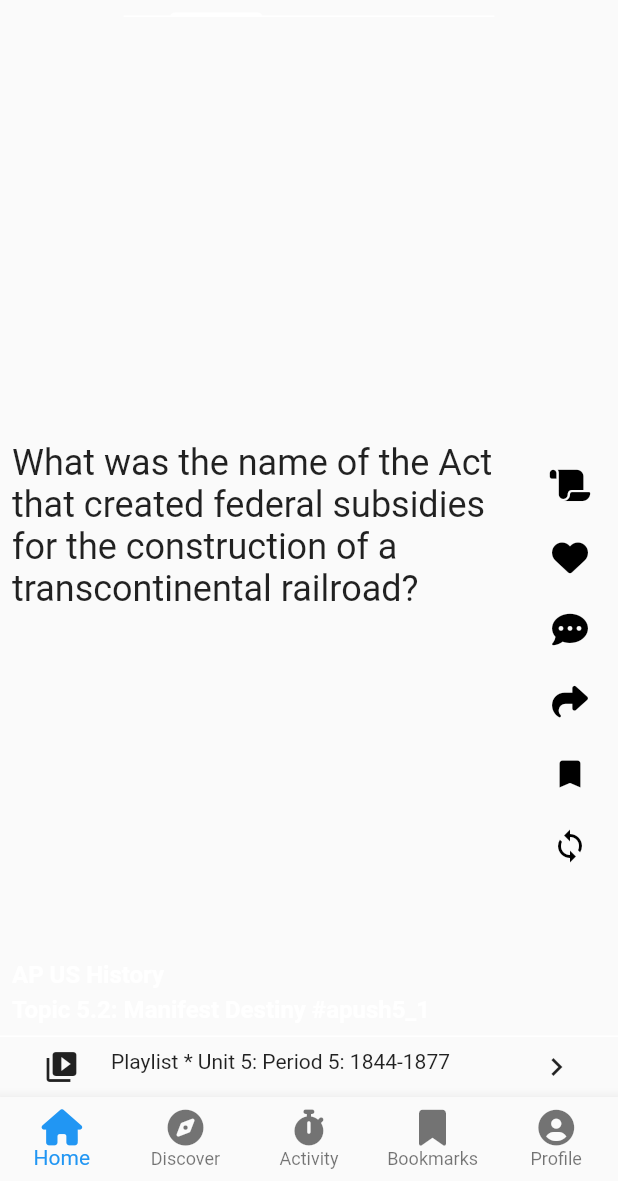
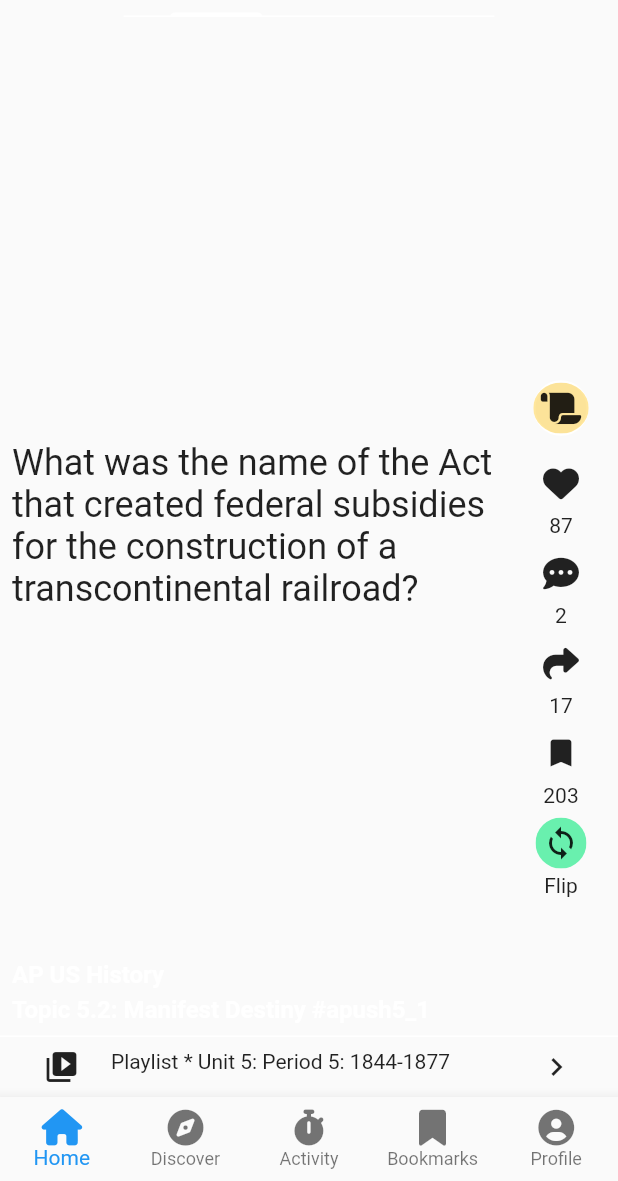
Before and after one commit to masumba/cross_over_test_quizlr, a Flutter app: the screen it shows after launch, on a phone screen of 412 x 824 dp, the part 55-1236 px from its top. Run offline on Flutter 3.47's test engine with Material 2 defaults, Android fonts, the phone set to English and light mode, and no system bars; our stand-ins replace another_flushbar, auto_size_text, flutter_feather_icons, font_awesome_flutter, get_it, internet_connection_checker and 3 more.

Commit message:
[update] adds home screen side buttons.

```diff
--- a/lib/views/home/tabs/home/tabs/following_tab.dart
+++ b/lib/views/home/tabs/home/tabs/following_tab.dart
@@ -1,3 +1,4 @@
+import 'package:cross_over_test_quizlr/widgets/icon_text_button.dart';
 import 'package:flutter/material.dart';
 import 'package:font_awesome_flutter/font_awesome_flutter.dart';
 
@@ -25,33 +26,51 @@ class _FollowingTabState extends State<FollowingTab> {
         ),
         Positioned(
           right: 8,
-          top: MediaQuery.of(context).size.height * 0.35,
+          top: MediaQuery.of(context).size.height * 0.28,
           child: Column(
             crossAxisAlignment: CrossAxisAlignment.start,
             children: [
-              IconButton(
+              IconTextButton(
                 icon: const FaIcon(FontAwesomeIcons.scroll),
+                color: Colors.amber.withOpacity(0.4),
+                borderColor: Colors.white,
                 onPressed: () {},
               ),
-              IconButton(
+              IconTextButton(
                 icon: const FaIcon(FontAwesomeIcons.solidHeart),
-                onPressed: () {},
+                label: const Text('87'),
+                onPressed: () {
+                  // Handle trailing button press
+                },
               ),
-              IconButton(
+              IconTextButton(
                 icon: const FaIcon(FontAwesomeIcons.solidCommentDots),
-                onPressed: () {},
+                label: const Text('2'),
+                onPressed: () {
+                  // Handle trailing button press
+                },
               ),
-              IconButton(
+              IconTextButton(
                 icon: const FaIcon(FontAwesomeIcons.share),
-                onPressed: () {},
+                label: const Text('17'),
+                onPressed: () {
+                  // Handle trailing button press
+                },
               ),
-              IconButton(
+              IconTextButton(
                 icon: const Icon(Icons.bookmark),
-                onPressed: () {},
+                label: const Text('203'),
+                onPressed: () {
+                  // Handle trailing button press
+                },
               ),
-              IconButton(
+              IconTextButton(
                 icon: const Icon(Icons.sync),
-                onPressed: () {},
+                color: Colors.greenAccent,
+                label: const Text('Flip'),
+                onPressed: () {
+                  // Handle trailing button press
+                },
               ),
             ],
           ),
--- /dev/null
+++ b/lib/widgets/icon_text_button.dart
@@ -0,0 +1,58 @@
+import 'package:flutter/material.dart';
+
+class IconTextButton extends StatelessWidget {
+  final Widget icon;
+  final Text? label;
+  final VoidCallback onPressed;
+  final Color color;
+  final Color borderColor;
+  final Color splashColor;
+  const IconTextButton({
+    Key? key,
+    required this.icon,
+    this.label,
+    required this.onPressed,
+    this.borderColor = Colors.transparent,
+    this.color = Colors.transparent,
+    this.splashColor = Colors.transparent,
+  }) : super(key: key);
+
+  @override
+  Widget build(BuildContext context) {
+    return SizedBox.fromSize(
+      size: const Size(60, 60),
+      child: InkWell(
+        splashColor: splashColor,
+        onTap: onPressed,
+        child: Column(
+          mainAxisAlignment: MainAxisAlignment.center,
+          children: <Widget>[
+            Container(
+              decoration: BoxDecoration(
+                shape: BoxShape.circle,
+                border: Border.all(
+                  color: borderColor,
+                  width: 1.5,
+                ),
+              ),
+              child: ClipOval(
+                child: Material(
+                  color: color,
+                  child: Padding(
+                    padding: const EdgeInsets.all(5.0),
+                    child: icon,
+                  ),
+                ),
+              ),
+            ), // <-- Icon
+            if (label != null)
+              Padding(
+                padding: const EdgeInsets.all(2.0),
+                child: label,
+              ), // <-- Text
+          ],
+        ),
+      ),
+    );
+  }
+}
```
